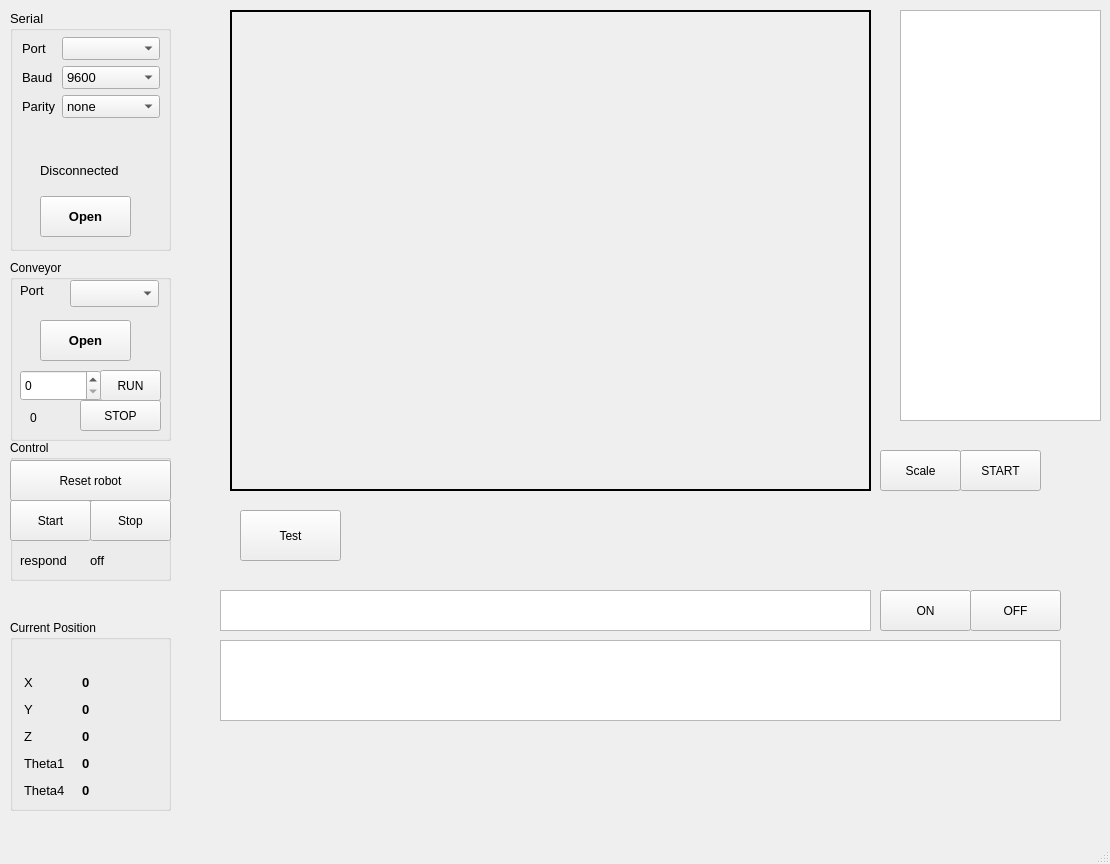
This is qt5gui1.ui in lamqui1025/GUI-control-parallel-SCARA-robot-in-dynamic-conveyor as Qt 5 draws it before an edit. The edited form follows.
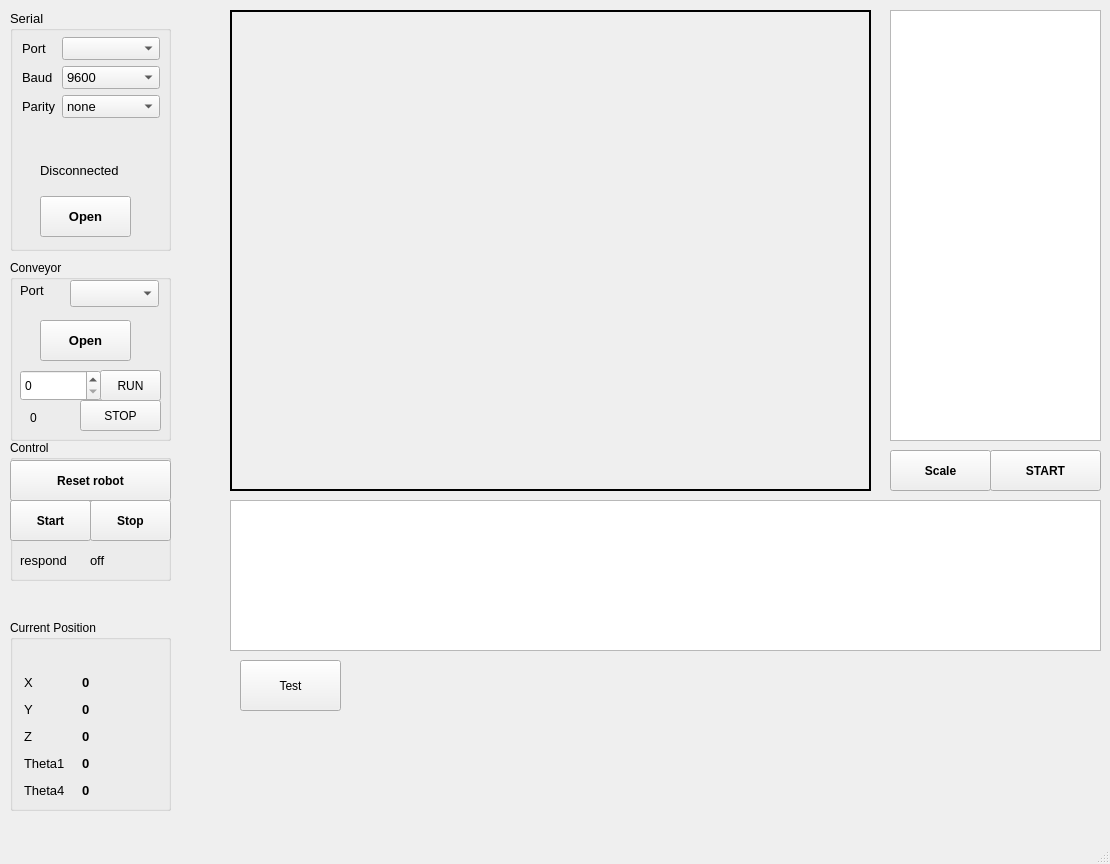
This is the edited form.

Commit message: finished display stack and number of objects

```diff
--- a/qt5gui1.ui
+++ b/qt5gui1.ui
@@ -196,32 +196,6 @@
      </layout>
     </widget>
    </widget>
-   <widget class="QPushButton" name="btnStart">
-    <property name="geometry">
-     <rect>
-      <x>880</x>
-      <y>590</y>
-      <width>91</width>
-      <height>41</height>
-     </rect>
-    </property>
-    <property name="text">
-     <string>ON</string>
-    </property>
-   </widget>
-   <widget class="QPushButton" name="btnStop">
-    <property name="geometry">
-     <rect>
-      <x>970</x>
-      <y>590</y>
-      <width>91</width>
-      <height>41</height>
-     </rect>
-    </property>
-    <property name="text">
-     <string>OFF</string>
-    </property>
-   </widget>
    <widget class="QGroupBox" name="groupBox_2">
     <property name="geometry">
      <rect>
@@ -446,6 +420,12 @@
        <height>41</height>
       </rect>
      </property>
+     <property name="font">
+      <font>
+       <weight>75</weight>
+       <bold>true</bold>
+      </font>
+     </property>
      <property name="text">
       <string>Stop</string>
      </property>
@@ -459,6 +439,12 @@
        <height>41</height>
       </rect>
      </property>
+     <property name="font">
+      <font>
+       <weight>75</weight>
+       <bold>true</bold>
+      </font>
+     </property>
      <property name="text">
       <string>Start</string>
      </property>
@@ -472,6 +458,12 @@
        <height>41</height>
       </rect>
      </property>
+     <property name="font">
+      <font>
+       <weight>75</weight>
+       <bold>true</bold>
+      </font>
+     </property>
      <property name="text">
       <string>Reset robot</string>
      </property>
@@ -513,26 +505,6 @@
      </property>
     </widget>
    </widget>
-   <widget class="QTableView" name="tableView">
-    <property name="geometry">
-     <rect>
-      <x>220</x>
-      <y>590</y>
-      <width>651</width>
-      <height>41</height>
-     </rect>
-    </property>
-   </widget>
-   <widget class="QTableView" name="tableView_2">
-    <property name="geometry">
-     <rect>
-      <x>220</x>
-      <y>640</y>
-      <width>841</width>
-      <height>81</height>
-     </rect>
-    </property>
-   </widget>
    <widget class="QGroupBox" name="groupBox_4">
     <property name="geometry">
      <rect>
@@ -652,21 +624,11 @@
      </property>
     </widget>
    </widget>
-   <widget class="QListView" name="lsv_stack_object">
-    <property name="geometry">
-     <rect>
-      <x>900</x>
-      <y>10</y>
-      <width>201</width>
-      <height>411</height>
-     </rect>
-    </property>
-   </widget>
    <widget class="QPushButton" name="btnTest_robot">
     <property name="geometry">
      <rect>
       <x>240</x>
-      <y>510</y>
+      <y>660</y>
       <width>101</width>
       <height>51</height>
      </rect>
@@ -678,12 +640,18 @@
    <widget class="QPushButton" name="btnScaleCam">
     <property name="geometry">
      <rect>
-      <x>880</x>
+      <x>890</x>
       <y>450</y>
-      <width>81</width>
+      <width>101</width>
       <height>41</height>
      </rect>
     </property>
+    <property name="font">
+     <font>
+      <weight>75</weight>
+      <bold>true</bold>
+     </font>
+    </property>
     <property name="text">
      <string>Scale</string>
     </property>
@@ -691,16 +659,42 @@
    <widget class="QPushButton" name="btnYolo_work">
     <property name="geometry">
      <rect>
-      <x>960</x>
+      <x>990</x>
       <y>450</y>
-      <width>81</width>
+      <width>111</width>
       <height>41</height>
      </rect>
     </property>
+    <property name="font">
+     <font>
+      <weight>75</weight>
+      <bold>true</bold>
+     </font>
+    </property>
     <property name="text">
      <string>START</string>
     </property>
    </widget>
+   <widget class="QTableWidget" name="tb_clsObjs">
+    <property name="geometry">
+     <rect>
+      <x>230</x>
+      <y>500</y>
+      <width>871</width>
+      <height>151</height>
+     </rect>
+    </property>
+   </widget>
+   <widget class="QListWidget" name="lsw_stack_obj">
+    <property name="geometry">
+     <rect>
+      <x>890</x>
+      <y>10</y>
+      <width>211</width>
+      <height>431</height>
+     </rect>
+    </property>
+   </widget>
   </widget>
   <widget class="QMenuBar" name="menubar">
    <property name="geometry">
```
The commit also changes 3 other files.
